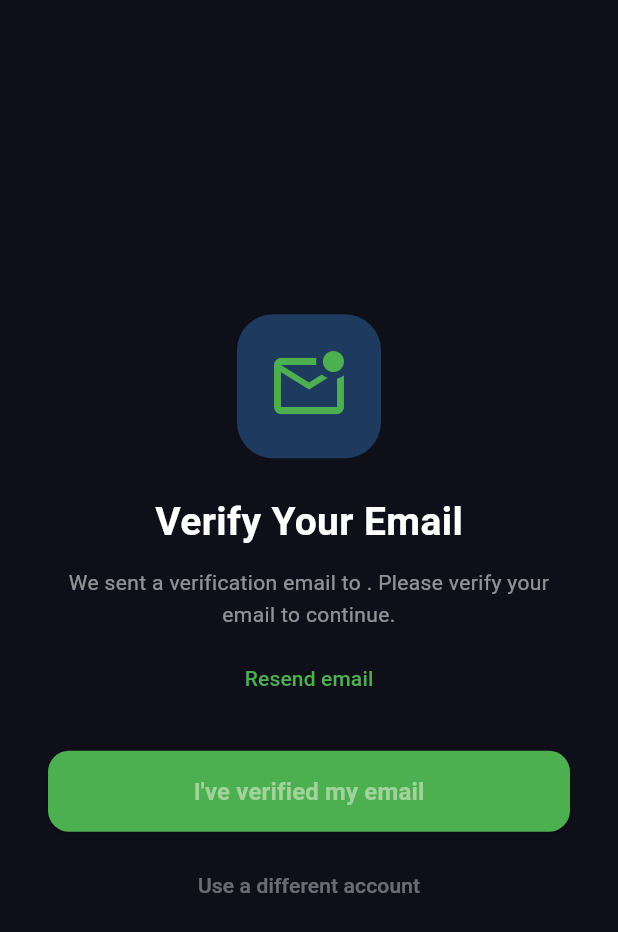
After one commit to Mattathiasa/prediction_league, a Flutter app: the VerifyEmailScreen screen opened directly, after a tap on "Use a different account", on a phone screen of 412 x 824 dp. The commit adds this screen. Shown: the top 932 px of the screen. Run offline on Flutter 3.47's test engine with Material 3 defaults, Android fonts, the phone set to English and light mode, and no system bars; our stand-ins replace cached_network_image, cloud_firestore, firebase_auth, firebase_core, flutter_local_notifications, google_sign_in and 2 more; missing offline and left inert: firebase_app_check; accounts and stored records are empty; generated files the repository leaves out were written again.

Commit message:
feat: require email verification before app access
- Add sendEmailVerification on Google sign-in
- Add VerifyEmailScreen with resend + recheck flow
- Update AuthService._handleAuthChange to reload user and check emailVerified
- Gate HomeScreen access behind email verification in _AuthWrapper

```diff
--- a/lib/main.dart
+++ b/lib/main.dart
@@ -10,6 +10,7 @@ import 'providers/prediction_provider.dart';
 import 'services/auth_service.dart';
 import 'services/notification_service.dart';
 import 'screens/auth_screen.dart';
+import 'screens/verify_email_screen.dart';
 import 'screens/home_screen.dart';
 
 void main() async {
@@ -97,6 +98,10 @@ class _AuthWrapper extends StatelessWidget {
       );
     }
 
-    return auth.userModel != null ? const HomeScreen() : const AuthScreen();
+    return auth.userModel != null
+        ? (auth.isEmailVerified
+            ? const HomeScreen()
+            : const VerifyEmailScreen())
+        : const AuthScreen();
   }
 }
--- /dev/null
+++ b/lib/screens/verify_email_screen.dart
@@ -0,0 +1,171 @@
+import 'package:flutter/material.dart';
+import 'package:firebase_auth/firebase_auth.dart';
+import 'package:provider/provider.dart';
+import '../services/auth_service.dart';
+
+class VerifyEmailScreen extends StatefulWidget {
+  const VerifyEmailScreen({super.key});
+
+  @override
+  State<VerifyEmailScreen> createState() => _VerifyEmailScreenState();
+}
+
+class _VerifyEmailScreenState extends State<VerifyEmailScreen> {
+  bool _isSending = false;
+  bool _isChecking = false;
+
+  Future<void> _sendVerification() async {
+    setState(() => _isSending = true);
+    try {
+      final user = FirebaseAuth.instance.currentUser;
+      if (user != null && !user.emailVerified) {
+        await user.sendEmailVerification();
+        if (!mounted) return;
+        ScaffoldMessenger.of(context).showSnackBar(
+          const SnackBar(
+            content: Text('Verification email sent'),
+            backgroundColor: Color(0xFF4CAF50),
+          ),
+        );
+      }
+    } catch (e) {
+      if (!mounted) return;
+      ScaffoldMessenger.of(context).showSnackBar(
+        SnackBar(
+          content: Text('Error: $e'),
+          backgroundColor: Colors.red,
+        ),
+      );
+    } finally {
+      if (mounted) setState(() => _isSending = false);
+    }
+  }
+
+  Future<void> _checkVerified() async {
+    setState(() => _isChecking = true);
+    try {
+      final user = FirebaseAuth.instance.currentUser;
+      if (user != null) {
+        await user.reload();
+      }
+    } finally {
+      if (mounted) setState(() => _isChecking = false);
+    }
+  }
+
+  @override
+  void initState() {
+    super.initState();
+    _sendVerification();
+  }
+
+  @override
+  Widget build(BuildContext context) {
+    final auth = context.watch<AuthService>();
+    final email = FirebaseAuth.instance.currentUser?.email ?? '';
+
+    return Scaffold(
+      backgroundColor: const Color(0xFF0F0F1A),
+      body: SafeArea(
+        child: Padding(
+          padding: const EdgeInsets.symmetric(horizontal: 32),
+          child: Column(
+            mainAxisAlignment: MainAxisAlignment.center,
+            children: [
+              const Spacer(),
+              Container(
+                width: 96,
+                height: 96,
+                decoration: BoxDecoration(
+                  color: const Color(0xFF1E3A5F),
+                  borderRadius: BorderRadius.circular(24),
+                ),
+                child: const Icon(
+                  Icons.mark_email_unread_outlined,
+                  size: 56,
+                  color: Color(0xFF4CAF50),
+                ),
+              ),
+              const SizedBox(height: 24),
+              const Text(
+                'Verify Your Email',
+                style: TextStyle(
+                  fontSize: 26,
+                  fontWeight: FontWeight.bold,
+                  color: Colors.white,
+                ),
+              ),
+              const SizedBox(height: 12),
+              Text(
+                'We sent a verification email to $email. '
+                'Please verify your email to continue.',
+                textAlign: TextAlign.center,
+                style: const TextStyle(
+                  fontSize: 14,
+                  color: Colors.white54,
+                  height: 1.5,
+                ),
+              ),
+              const SizedBox(height: 8),
+              TextButton(
+                onPressed: _isSending ? null : _sendVerification,
+                child: _isSending
+                    ? const SizedBox(
+                        width: 16,
+                        height: 16,
+                        child: CircularProgressIndicator(
+                          color: Color(0xFF4CAF50),
+                          strokeWidth: 2,
+                        ),
+                      )
+                    : const Text(
+                        'Resend email',
+                        style: TextStyle(color: Color(0xFF4CAF50)),
+                      ),
+              ),
+              const SizedBox(height: 24),
+              SizedBox(
+                width: double.infinity,
+                height: 54,
+                child: ElevatedButton(
+                  onPressed: _isChecking ? null : _checkVerified,
+                  style: ElevatedButton.styleFrom(
+                    backgroundColor: const Color(0xFF4CAF50),
+                    shape: RoundedRectangleBorder(
+                      borderRadius: BorderRadius.circular(14),
+                    ),
+                  ),
+                  child: _isChecking
+                      ? const SizedBox(
+                          width: 22,
+                          height: 22,
+                          child: CircularProgressIndicator(
+                            color: Colors.white,
+                            strokeWidth: 2,
+                          ),
+                        )
+                      : const Text(
+                          'I\'ve verified my email',
+                          style: TextStyle(
+                            fontSize: 16,
+                            fontWeight: FontWeight.bold,
+                          ),
+                        ),
+                ),
+              ),
+              const SizedBox(height: 12),
+              TextButton(
+                onPressed: () => auth.signOut(),
+                child: const Text(
+                  'Use a different account',
+                  style: TextStyle(color: Colors.white38),
+                ),
+              ),
+              const Spacer(),
+            ],
+          ),
+        ),
+      ),
+    );
+  }
+}
--- a/lib/services/auth_service.dart
+++ b/lib/services/auth_service.dart
@@ -12,10 +12,15 @@ class AuthService extends ChangeNotifier {
   UserModel? _userModel;
   bool _initialized = false;
   bool _isLoading = false;
+  String? _error;
 
   UserModel? get userModel => _userModel;
   bool get initialized => _initialized;
   bool get isLoading => _isLoading;
+  String? get error => _error;
+  bool get isEmailVerified => _firebaseUser?.emailVerified ?? false;
+
+  User? get _firebaseUser => _auth.currentUser;
 
   Stream<User?> get authStateChanges => _auth.authStateChanges();
 
@@ -25,7 +30,12 @@ class AuthService extends ChangeNotifier {
 
   Future<void> _handleAuthChange(User? firebaseUser) async {
     if (firebaseUser != null) {
-      await _fetchUserModel(firebaseUser.uid);
+      await firebaseUser.reload();
+      if (firebaseUser.emailVerified) {
+        await _fetchUserModel(firebaseUser.uid);
+      } else {
+        _userModel = null;
+      }
     } else {
       _userModel = null;
     }
@@ -42,12 +52,12 @@ class AuthService extends ChangeNotifier {
 
   Future<void> signInWithGoogle() async {
     _isLoading = true;
+    _error = null;
     notifyListeners();
 
     try {
       final googleUser = await _googleSignIn.signIn();
       if (googleUser == null) {
-        // user cancelled the picker
         _isLoading = false;
         notifyListeners();
         return;
@@ -62,8 +72,15 @@ class AuthService extends ChangeNotifier {
       final userCredential = await _auth.signInWithCredential(credential);
       final firebaseUser = userCredential.user!;
 
+      if (!firebaseUser.emailVerified) {
+        await firebaseUser.sendEmailVerification();
+      }
+
       await _createUserIfNew(firebaseUser);
       await _fetchUserModel(firebaseUser.uid);
+    } catch (e) {
+      _error = e.toString();
+      rethrow;
     } finally {
       _isLoading = false;
       notifyListeners();
```
